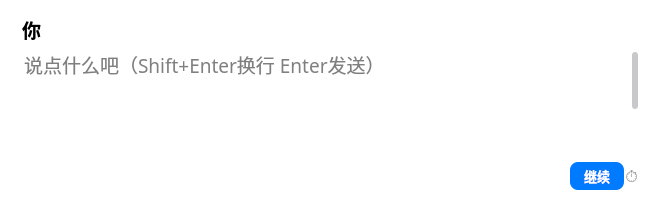
Above: ui/chatdialog/chatdialog.ui from qiuye-zhou/AkiDesk before the change. Below: the same form after it.
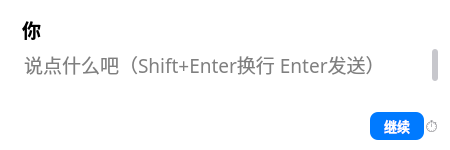
That is the form after the change.

Commit message: styles：dialog

```diff
--- a/ui/chatdialog/chatdialog.ui
+++ b/ui/chatdialog/chatdialog.ui
@@ -6,14 +6,14 @@
    <rect>
     <x>0</x>
     <y>0</y>
-    <width>650</width>
-    <height>200</height>
+    <width>450</width>
+    <height>150</height>
    </rect>
   </property>
   <property name="minimumSize">
    <size>
     <width>320</width>
-    <height>150</height>
+    <height>120</height>
    </size>
   </property>
   <property name="font">
```
The commit also changes 4 other files.
